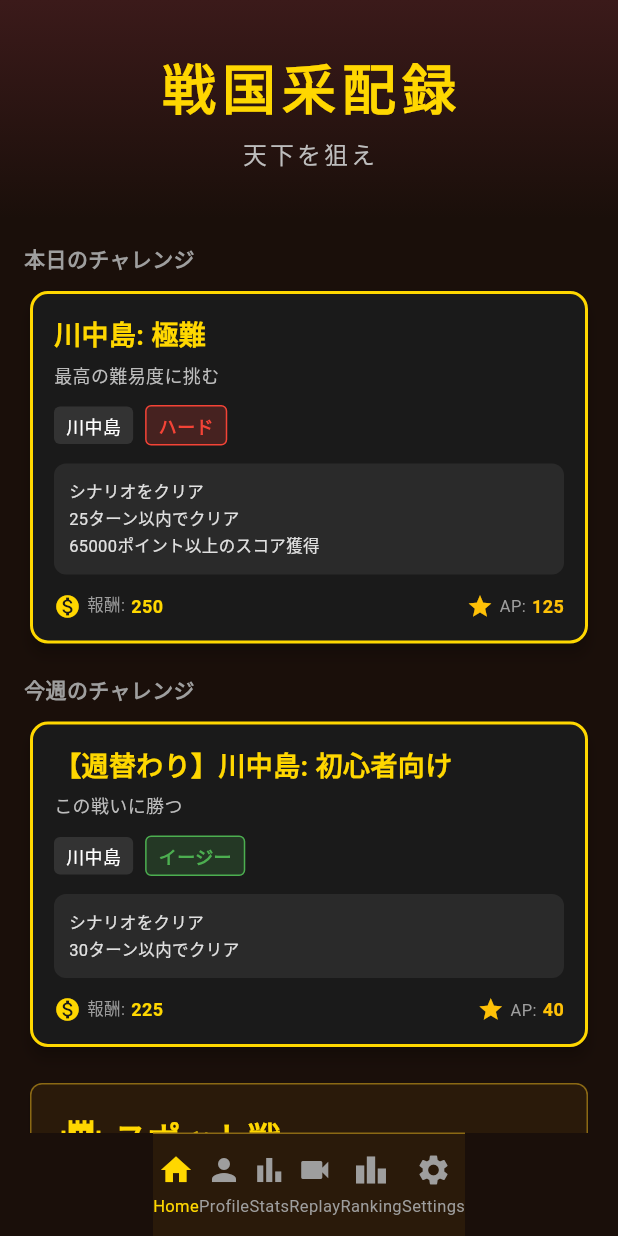
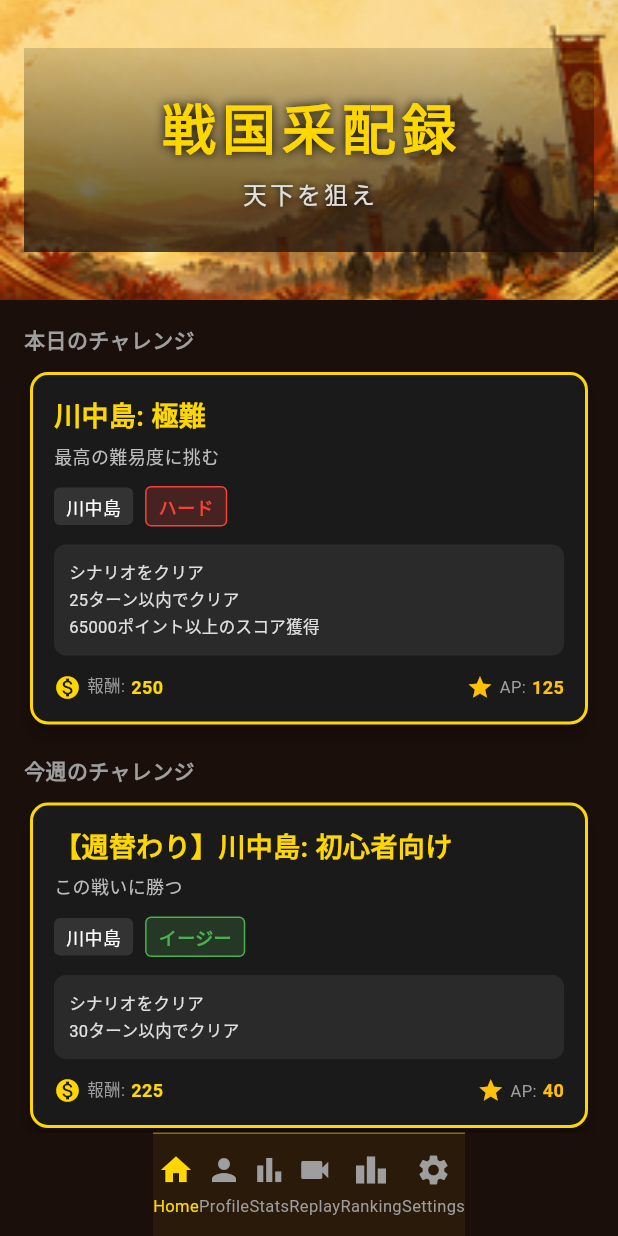
Before and after one commit to zka32101/sengoku_saihairoku, a Flutter app: the HomeScreen screen opened by its route, on a phone screen of 412 x 824 dp. Run offline on Flutter 3.47's test engine with Material 3 defaults, Android fonts, the phone set to English and light mode, and no system bars; our stand-ins replace cloud_firestore, firebase_auth, firebase_core, firebase_messaging, flutter_local_notifications, flutter_riverpod and 6 more; missing offline and left inert: flame; accounts and stored records are empty; network calls fail.

Commit message:
フェーズ1ビジュアルアセットを組み込み
AI生成した8枚のフェーズ1画像（アプリアイコン、ホーム画面ヘッダー背景、
シナリオ選択画面背景、スポット戦バナー装飾、武将未解放プレースホルダー、
ローディング用2枚、汎用パネルフレーム）のうち6枚を各画面に組み込んだ。

- home_screen.dart: ヘッダー背景とスポット戦カードのバナー装飾を適用
- scenario_select_screen.dart: 画面背景にシナリオ選択背景を適用
- warlord_collection_screen.dart: 未解放武将カードにロック済みプレースホルダーを適用

loading_1/2.png と panel_frame.png は現時点で組み込み先のスロットが
存在しないため assets/images/ に保存済みだが未使用（将来のスプラッシュ
画面実装時に利用予定）。

Co-Authored-By: Claude Sonnet 5 <noreply@anthropic.com>
Claude-Session: https://claude.ai/code/session_016FQTHUoanQF4M3kXY84mnW

```diff
--- a/lib/presentation/screens/home_screen.dart
+++ b/lib/presentation/screens/home_screen.dart
@@ -223,15 +223,27 @@ class _HomeScreenState extends State<HomeScreen> {
   Widget _buildHeader(BuildContext context) {
     return Container(
       width: double.infinity,
+      height: 200,
       padding: const EdgeInsets.symmetric(vertical: 32, horizontal: 16),
       decoration: const BoxDecoration(
+        image: DecorationImage(
+          image: AssetImage('assets/images/home_header_bg.png'),
+          fit: BoxFit.cover,
+        ),
+      ),
+      child: Container(
+        decoration: BoxDecoration(
           gradient: LinearGradient(
             begin: Alignment.topCenter,
             end: Alignment.bottomCenter,
-          colors: [Color(0xFF3B1A1A), Color(0xFF1A0F0A)],
+            colors: [
+              Colors.black.withValues(alpha: 0.15),
+              const Color(0xFF1A0F0A).withValues(alpha: 0.75),
+            ],
           ),
         ),
         child: Column(
+          mainAxisAlignment: MainAxisAlignment.center,
           children: [
             const Text(
               '戦国采配録',
@@ -240,6 +252,7 @@ class _HomeScreenState extends State<HomeScreen> {
                 fontWeight: FontWeight.bold,
                 color: Color(0xFFFFD700),
                 letterSpacing: 4,
+                shadows: [Shadow(blurRadius: 8, color: Colors.black)],
               ),
             ),
             const SizedBox(height: 8),
@@ -247,11 +260,13 @@ class _HomeScreenState extends State<HomeScreen> {
               '天下を狙え',
               style: TextStyle(
                 fontSize: 16,
-              color: Colors.grey[400],
+                color: Colors.grey[300],
                 letterSpacing: 2,
+                shadows: const [Shadow(blurRadius: 6, color: Colors.black)],
               ),
             ),
           ],
+        ),
       ),
     );
   }
@@ -263,11 +278,15 @@ class _HomeScreenState extends State<HomeScreen> {
         child: Column(
           crossAxisAlignment: CrossAxisAlignment.start,
           children: [
-            const Row(
+            Row(
               children: [
-                Icon(Icons.castle, color: Color(0xFFFFD700), size: 28),
-                SizedBox(width: 8),
-                Text(
+                Image.asset(
+                  'assets/images/banner_decoration.png',
+                  width: 32,
+                  height: 32,
+                ),
+                const SizedBox(width: 8),
+                const Text(
                   'スポット戦',
                   style: TextStyle(
                     fontSize: 22,
```
Also changed, not shown: lib/presentation/screens/scenario_select_screen.dart (+12 -1 lines), lib/presentation/screens/warlord_collection_screen.dart (+15 -3 lines), assets/icon/app_icon.png, assets/images/banner_decoration.png (added), assets/images/home_header_bg.png (added), assets/images/loading_1.png (added), assets/images/loading_2.png (added), assets/images/panel_frame.png (added), assets/images/scenario_select_bg.png (added), assets/images/warlord_locked.png (added). Lines whose indentation alone changed are shown as unchanged.
